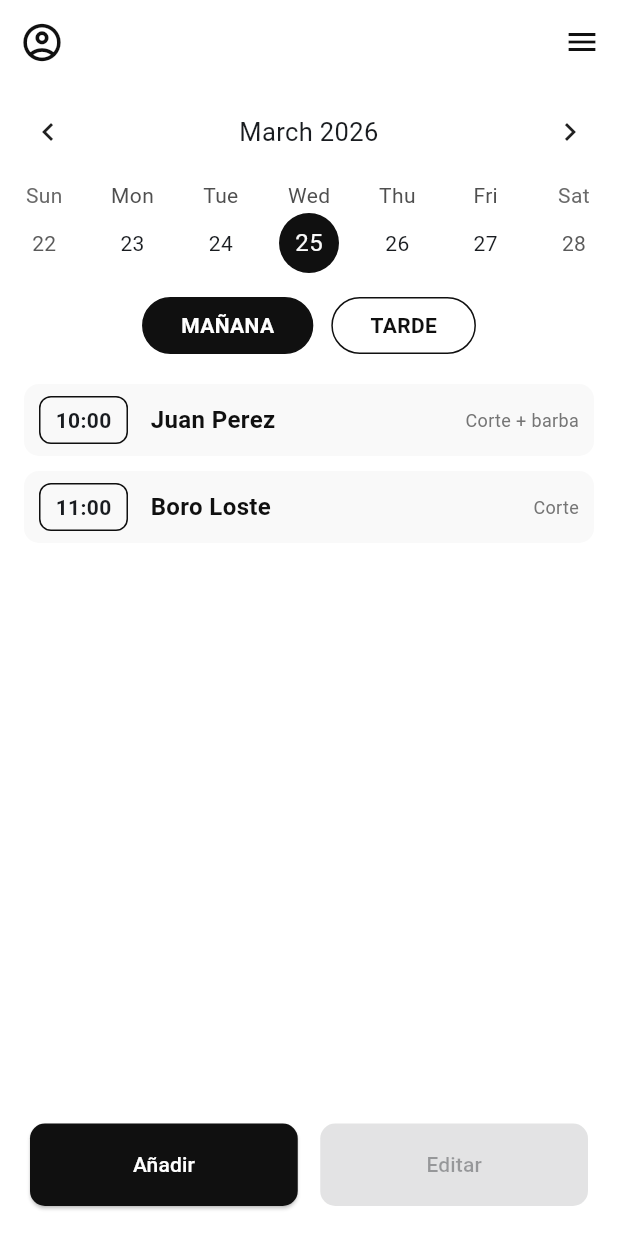
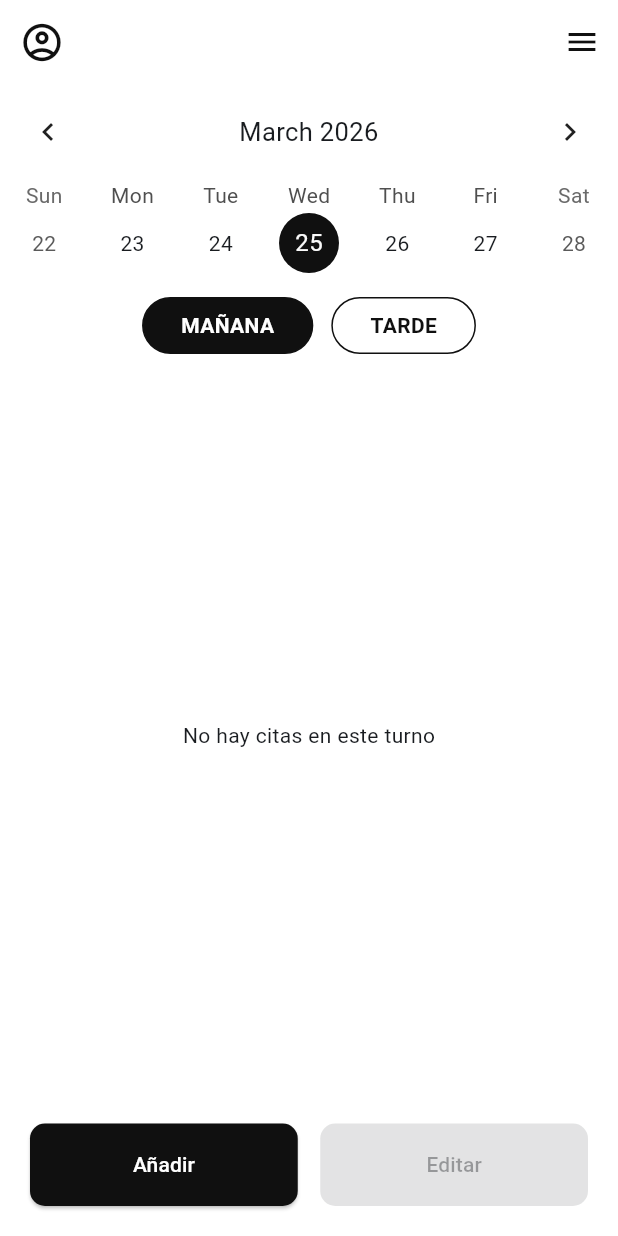
Before and after one commit to EduardoRiedel/gestion-inventario-zaitec, a Flutter app: the screen it shows after launch, after a tap on "INICIAR SESIÓN", on a phone screen of 412 x 824 dp. Run offline on Flutter 3.47's test engine with Material 3 defaults, Android fonts, the phone set to English and light mode, and no system bars; drawn by our look-alikes of table_calendar; our stand-ins replace cloud_firestore, firebase_auth, firebase_core; accounts and stored records are empty.

Commit message:
Implementacion Crear Leer y Eliminar Citas

```diff
--- /dev/null
+++ b/gestion_inventario_zaitec/lib/Metodos/Borrados.dart
@@ -0,0 +1,39 @@
+import 'package:flutter/material.dart';
+import '../Modelos/servicio_cita.dart';
+
+class MetodosCitas {
+  // Añadimos 'context' y el 'servicio' como parámetros
+  static void confirmarBorrado({
+    required BuildContext context,
+    required String citaId,
+    required ServicioCita servicio,
+    required VoidCallback onConfirmado,
+  }) {
+    showDialog(
+      context: context,
+      builder: (context) => AlertDialog(
+        title: const Text("¿Eliminar cita?"),
+        content: const Text("Esta acción borrará la cita permanentemente."),
+        actions: [
+          TextButton(
+            onPressed: () => Navigator.pop(context),
+            child: const Text("CANCELAR"),
+          ),
+          ElevatedButton(
+            style: ElevatedButton.styleFrom(backgroundColor: Colors.red),
+            onPressed: () async {
+              // Llamamos al servicio para borrar
+              await servicio.eliminarCita(citaId);
+
+              // Ejecutamos la función de limpieza (ej: resetear el índice)
+              onConfirmado();
+
+              if (context.mounted) Navigator.pop(context);
+            },
+            child: const Text("BORRAR", style: TextStyle(color: Colors.white)),
+          ),
+        ],
+      ),
+    );
+  }
+}
--- a/gestion_inventario_zaitec/lib/Modelos/Cita.dart
+++ b/gestion_inventario_zaitec/lib/Modelos/Cita.dart
@@ -1,25 +1,30 @@
 class Cita {
-  String? id; // El ID que genera Firebase
+  String? id;
   final DateTime fechaHora;
   final int precio;
   final String servicio;
   final String usuario;
 
-  Cita({ // constructor de la clase
-    this.id,
-    required this.fechaHora,
-    required this.precio,
-    required this.servicio,
-    required this.usuario
-  });
+  Cita({this.id, required this.fechaHora, required this.precio, required this.servicio, required this.usuario});
 
-  // Para enviar a Firebase
+  // Enviar a Firebase (toMap)
   Map<String, dynamic> toMap() {
     return {
-      'Fecha y Hora': fechaHora,
-      'Precio': precio,
-      'Servicio': servicio,
-      'Usuario': usuario,
+      'fechaHora': fechaHora,
+      'precio': precio,
+      'servicio': servicio,
+      'usuario': usuario,
     };
   }
+
+  // Recibir datos de Firebase (fromMap)
+  factory Cita.fromMap(Map<String, dynamic> map, String documentId) {
+    return Cita(
+      id: documentId,
+      fechaHora: (map['fechaHora'] as dynamic).toDate().toLocal(), // Convertir Timestamp a DateTime
+      precio: map['precio'] ?? 0,
+      servicio: map['servicio'] ?? '',
+      usuario: map['usuario'] ?? '',
+    );
+  }
 }
--- /dev/null
+++ b/gestion_inventario_zaitec/lib/Modelos/servicio_cita.dart
@@ -0,0 +1,30 @@
+import 'package:cloud_firestore/cloud_firestore.dart';
+import '../Modelos/Cita.dart';
+
+class ServicioCita {
+  final FirebaseFirestore _db = FirebaseFirestore.instance;
+
+  // Obtenemos las citas de un día específico
+  Stream<List<Cita>> getCitasPorDia(DateTime dia) {
+    // Definimos el inicio y fin del día para filtrar
+    DateTime inicioDia = DateTime(dia.year, dia.month, dia.day, 0, 0);
+    DateTime finDia = DateTime(dia.year, dia.month, dia.day, 23, 59);
+
+    return _db.collection('Citas')
+        .where('fechaHora', isGreaterThanOrEqualTo: inicioDia)
+        .where('fechaHora', isLessThanOrEqualTo: finDia)
+        .snapshots()
+        .map((snapshot) => snapshot.docs
+            .map((doc) => Cita.fromMap(doc.data(), doc.id))
+            .toList());
+  }
+
+  // Guardamos una nueva cita
+  Future<void> crearCita(Cita cita) {
+    return _db.collection('Citas').add(cita.toMap());
+  }
+  // Borrar Cita creada
+Future<void> eliminarCita(String id) {
+  return _db.collection('Citas').doc(id).delete();
+}
+}
--- a/gestion_inventario_zaitec/lib/pages/citas_page.dart
+++ b/gestion_inventario_zaitec/lib/pages/citas_page.dart
@@ -1,6 +1,9 @@
 import 'package:flutter/material.dart';
 import 'package:table_calendar/table_calendar.dart';
 import '../styles.dart';
+import '../Modelos/Cita.dart';
+import '../Modelos/servicio_cita.dart';
+import '../Metodos/borrados.dart';
 
 class AgendaPage extends StatefulWidget {
   const AgendaPage({super.key});
@@ -14,6 +17,8 @@ class _AgendaPageState extends State<AgendaPage> {
   CalendarFormat _calendarFormat = CalendarFormat.week;
   DateTime _focusedDay = DateTime.now();
   DateTime? _selectedDay;
+
+  final ServicioCita _citaService = ServicioCita();
 
   String _turnoSeleccionado = 'MAÑANA';
   int? _indiceCitaSeleccionada;
@@ -47,10 +52,16 @@ class _AgendaPageState extends State<AgendaPage> {
         backgroundColor: AppStyles.white,
         elevation: 0,
         title: enProceso
-          ? Text(_editandoCita ? "Mover a..." : "Selecciona hora",
-              style: const TextStyle(color: Colors.orange, fontSize: 16))
+            ? Text(
+                _editandoCita ? "Mover a..." : "Selecciona hora",
+                style: const TextStyle(color: Colors.orange, fontSize: 16),
+              )
             : null,
-        leading: const Icon(Icons.account_circle_outlined, color: AppStyles.black, size: 30),
+        leading: const Icon(
+          Icons.account_circle_outlined,
+          color: AppStyles.black,
+          size: 30,
+        ),
         actions: [
           if (enProceso)
             IconButton(
@@ -60,7 +71,10 @@ class _AgendaPageState extends State<AgendaPage> {
                 _anadiendoCita = false;
               }),
             ),
-          IconButton(icon: const Icon(Icons.menu, color: AppStyles.black), onPressed: () {}),
+          IconButton(
+            icon: const Icon(Icons.menu, color: AppStyles.black),
+            onPressed: () {},
+          ),
         ],
       ),
       body: Column(
@@ -81,9 +95,15 @@ class _AgendaPageState extends State<AgendaPage> {
                 });
               }
             },
-            headerStyle: const HeaderStyle(formatButtonVisible: false, titleCentered: true),
+            headerStyle: const HeaderStyle(
+              formatButtonVisible: false,
+              titleCentered: true,
+            ),
             calendarStyle: const CalendarStyle(
-              selectedDecoration: BoxDecoration(color: AppStyles.black, shape: BoxShape.circle),
+              selectedDecoration: BoxDecoration(
+                color: AppStyles.black,
+                shape: BoxShape.circle,
+              ),
             ),
           ),
 
@@ -103,7 +123,9 @@ class _AgendaPageState extends State<AgendaPage> {
 
           // 3. LISTA DINÁMICA (Cambia según si estamos en modo normal, editar o añadir)
           Expanded(
-            child: enProceso ? _buildAvailableHoursList() : _buildAppointmentsList(),
+            child: enProceso
+                ? _buildAvailableHoursList()
+                : _buildAppointmentsList(),
           ),
 
           // 4. BOTONES INFERIORES
@@ -113,7 +135,9 @@ class _AgendaPageState extends State<AgendaPage> {
               children: [
                 Expanded(
                   child: ElevatedButton(
-                    onPressed: enProceso ? null : () => setState(() => _anadiendoCita = true),
+                    onPressed: enProceso
+                        ? null
+                        : () => setState(() => _anadiendoCita = true),
                     style: AppStyles.botonPrincipal,
                     child: const Text('Añadir'),
                   ),
@@ -125,7 +149,10 @@ class _AgendaPageState extends State<AgendaPage> {
                         ? () => setState(() => _editandoCita = true)
                         : null,
                     style: ElevatedButton.styleFrom(
-                      backgroundColor: (_indiceCitaSeleccionada != null && !enProceso) ? AppStyles.black : Colors.grey,
+                      backgroundColor:
+                          (_indiceCitaSeleccionada != null && !enProceso)
+                          ? AppStyles.black
+                          : Colors.grey,
                     ).merge(AppStyles.botonPrincipal),
                     child: Text(enProceso ? '---' : 'Editar'),
                   ),
@@ -159,25 +186,35 @@ class _AgendaPageState extends State<AgendaPage> {
               });
             }
           },
-          child: _appointmentTile(horasLibres[index], "Disponible", "", isOccupied: false),
+          child: _appointmentTile(
+            horasLibres[index],
+            "Disponible",
+            "",
+            isOccupied: false,
+          ),
         );
       },
     );
   }
 
-  // --- CUADRO DE DIÁLOGO PARA DATOS DEL CLIENTE ---
+  //CUADRO DE DIÁLOGO PARA DATOS DEL CLIENTE
   void _mostrarDialogoNuevaCita(String hora) {
     showDialog(
       context: context,
       barrierDismissible: false, // Obliga a usar los botones
       builder: (context) => AlertDialog(
-        title: Text("Cita a las $hora", style: const TextStyle(fontWeight: FontWeight.bold)),
+        title: Text(
+          "Cita a las $hora",
+          style: const TextStyle(fontWeight: FontWeight.bold),
+        ),
         content: Column(
           mainAxisSize: MainAxisSize.min,
           children: [
             TextField(
               controller: _nombreController,
-              decoration: const InputDecoration(labelText: 'Nombre del Cliente'),
+              decoration: const InputDecoration(
+                labelText: 'Nombre del Cliente',
+              ),
             ),
             const SizedBox(height: 10),
             TextField(
@@ -197,16 +234,52 @@ class _AgendaPageState extends State<AgendaPage> {
           ),
           ElevatedButton(
             style: ElevatedButton.styleFrom(backgroundColor: AppStyles.black),
-            onPressed: () {
-              // Aquí iría el guardado en base de datos
+            onPressed: () async {
+              // 1. Añadimos 'async' aquí porque guardar en internet tarda un poquito
+
+              // LÓGICA PARA CREAR LA FECHA
+              // 'hora' es el String que recibe el método (ej: "09:00")
+              final partes = hora.split(':');
+              final horaInt = int.parse(partes[0]);
+              final minutoInt = int.parse(partes[1]);
+
+              // Combinamos el día que seleccionó el usuario en el calendario con la hora del botón
+              final fechaCompleta = DateTime(
+                _selectedDay!.year,
+                _selectedDay!.month,
+                _selectedDay!.day,
+                horaInt,
+                minutoInt,
+              ).toUtc();
+
+              //  CREAMOS EL OBJETO CITA
+              final nuevaCita = Cita(
+                fechaHora: fechaCompleta,
+                usuario: _nombreController
+                    .text, // Lo que escribió en el primer TextField
+                servicio: _servicioController
+                    .text, // Lo que escribió en el segundo TextField
+                precio: 25, // !!!!!!!!!!!!!!!!!!!!! Lo dejamos precio fijo
+              );
+
+              // --- GUARDAMOS EN EL BACKEND (Firebase) ---
+              // Usamos el servicio creado en servicio_cita.dart
+              await _citaService.crearCita(nuevaCita);
+
+              // --- LIMPIEZA Y CIERRE ---
               setState(() {
                 _anadiendoCita = false;
               });
               _nombreController.clear();
               _servicioController.clear();
-              Navigator.pop(context); // Vuelve a la agenda
+              Navigator.pop(
+                context,
+              ); // Cerramos el diálogo y volvemos a la agenda
             },
-            child: const Text("ACEPTAR", style: TextStyle(color: AppStyles.white)),
+            child: const Text(
+              "ACEPTAR",
+              style: TextStyle(color: AppStyles.white),
+            ),
           ),
         ],
       ),
@@ -233,57 +306,117 @@ class _AgendaPageState extends State<AgendaPage> {
           border: Border.all(color: AppStyles.black),
           borderRadius: BorderRadius.circular(20),
         ),
-        child: Text(turno, style: TextStyle(color: isSelected ? AppStyles.white : AppStyles.black, fontWeight: FontWeight.bold)),
+        child: Text(
+          turno,
+          style: TextStyle(
+            color: isSelected ? AppStyles.white : AppStyles.black,
+            fontWeight: FontWeight.bold,
+          ),
+        ),
       ),
     );
   }
 
   Widget _buildAppointmentsList() {
-    final List<Map<String, dynamic>> citas = _turnoSeleccionado == 'MAÑANA'
-        ? [
-            {'hora': '10:00', 'cliente': 'Juan Perez', 'servicio': 'Corte + barba', 'ocupado': true},
-            {'hora': '11:00', 'cliente': 'Boro Loste', 'servicio': 'Corte', 'ocupado': true},
-          ]
-        : [
-            {'hora': '16:00', 'cliente': 'Carlos Ruiz', 'servicio': 'Tinte', 'ocupado': true},
-          ];
+    return StreamBuilder<List<Cita>>(
+      stream: _citaService.getCitasPorDia(_selectedDay!),
+      builder: (context, snapshot) {
+        // 1. Control de carga
+        if (snapshot.connectionState == ConnectionState.waiting) {
+          return const Center(child: CircularProgressIndicator());
+        }
 
+        // 2. Control de errores
+        if (snapshot.hasError) {
+          return Center(child: Text("Error al cargar: ${snapshot.error}"));
+        }
+
+        // 3. Obtener los datos (si no hay, lista vacía)
+        final todasLasCitas = snapshot.data ?? [];
+
+        // 4. Tu lógica de filtrado por turno (Mañana/Tarde)
+        final citasFiltradas = todasLasCitas.where((c) {
+          if (_turnoSeleccionado == 'MAÑANA') {
+            return c.fechaHora.hour < 15;
+          } else {
+            return c.fechaHora.hour >= 15;
+          }
+        }).toList();
+
+        // 5. Si no hay nada en ese turno
+        if (citasFiltradas.isEmpty) {
+          return const Center(child: Text("No hay citas en este turno"));
+        }
+
+        // 6. El ListView con los datos reales
         return ListView.builder(
           padding: const EdgeInsets.symmetric(horizontal: 16),
-      itemCount: citas.length,
+          itemCount: citasFiltradas.length,
           itemBuilder: (context, index) {
-        final cita = citas[index];
+            final cita = citasFiltradas[index];
             bool estaSeleccionada = _indiceCitaSeleccionada == index;
+
+            // Formateamos la hora (HH:mm)
+            String horaFormateada =
+                "${cita.fechaHora.hour.toString().padLeft(2, '0')}:${cita.fechaHora.minute.toString().padLeft(2, '0')}";
 
             return InkWell(
               onTap: () {
                 setState(() {
-              if (cita['ocupado']) {
                   _indiceCitaSeleccionada = estaSeleccionada ? null : index;
-              } else {
-                _indiceCitaSeleccionada = null;
-              }
                 });
               },
+              child: GestureDetector(
+                // Si pulsamos de forma prolongada o normal en el icono, borramos
+                // Pero para hacerlo más preciso, vamos a capturar el toque en el tile
+                // Dentro de tu ListView.builder...
+                onTap: () {
+                  if (estaSeleccionada) {
+                    // LLAMADA AL NUEVO ARCHIVO:
+                    MetodosCitas.confirmarBorrado(
+                      context: context,
+                      citaId: cita.id!,
+                      servicio: _citaService,
+                      onConfirmado: () {
+                        // Esto se ejecuta cuando borra con éxito
+                        setState(() {
+                          _indiceCitaSeleccionada = null;
+                        });
+                      },
+                    );
+                  } else {
+                    setState(() => _indiceCitaSeleccionada = index);
+                  }
+                },
                 child: _appointmentTile(
-            cita['hora'],
-            cita['cliente'],
-            cita['servicio'],
-            isOccupied: cita['ocupado'],
+                  horaFormateada,
+                  cita.usuario,
+                  cita.servicio,
+                  isOccupied: true,
                   showDelete: estaSeleccionada,
                 ),
+              ),
+            );
+          },
         );
       },
     );
   }
 
-  Widget _appointmentTile(String time, String client, String service,
-      {required bool isOccupied, bool showDelete = false}) {
+  Widget _appointmentTile(
+    String time,
+    String client,
+    String service, {
+    required bool isOccupied,
+    bool showDelete = false,
+  }) {
     return Container(
       margin: const EdgeInsets.symmetric(vertical: 5),
       padding: const EdgeInsets.symmetric(vertical: 8, horizontal: 10),
       decoration: BoxDecoration(
-        color: isOccupied && !showDelete ? AppStyles.offWhite : Colors.transparent,
+        color: isOccupied && !showDelete
+            ? AppStyles.offWhite
+            : Colors.transparent,
         borderRadius: BorderRadius.circular(10),
       ),
       child: Row(
@@ -291,19 +424,34 @@ class _AgendaPageState extends State<AgendaPage> {
           Container(
             padding: const EdgeInsets.symmetric(horizontal: 10, vertical: 5),
             decoration: BoxDecoration(
-              border: Border.all(color: isOccupied ? AppStyles.black : Colors.green),
+              border: Border.all(
+                color: isOccupied ? AppStyles.black : Colors.green,
+              ),
               borderRadius: BorderRadius.circular(8),
             ),
-            child: Text(time, style: const TextStyle(fontWeight: FontWeight.bold)),
+            child: Text(
+              time,
+              style: const TextStyle(fontWeight: FontWeight.bold),
+            ),
           ),
           const SizedBox(width: 15),
           Expanded(
-            child: Text(client, style: TextStyle(fontSize: 16, color: isOccupied ? AppStyles.black : AppStyles.grey, fontWeight: isOccupied ? FontWeight.bold : FontWeight.normal)),
+            child: Text(
+              client,
+              style: TextStyle(
+                fontSize: 16,
+                color: isOccupied ? AppStyles.black : AppStyles.grey,
+                fontWeight: isOccupied ? FontWeight.bold : FontWeight.normal,
+              ),
+            ),
           ),
           if (showDelete)
             const Icon(Icons.delete_outline, color: Colors.red, size: 26)
           else if (isOccupied)
-            Text(service, style: const TextStyle(fontSize: 12, color: AppStyles.grey)),
+            Text(
+              service,
+              style: const TextStyle(fontSize: 12, color: AppStyles.grey),
+            ),
         ],
       ),
     );
```
Lines whose indentation alone changed are shown as unchanged.
